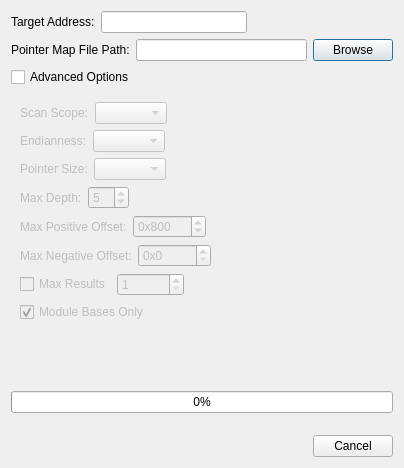
First picture: the form in GUI/Widgets/PointerScanSearch/Form/PointerScanSearchDialog.ui, repository korcankaraokcu/PINCE, before the edit.
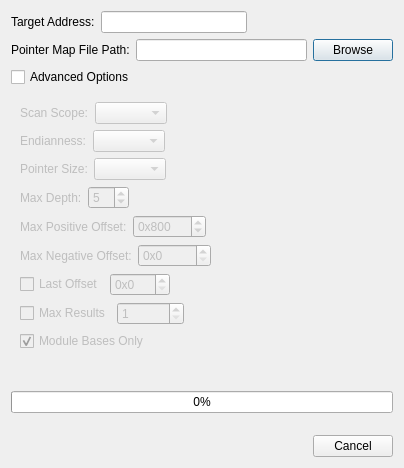
Second picture: the form after the edit.

Commit message: Add last offset option to pointer scanner

```diff
--- a/GUI/Widgets/PointerScanSearch/Form/PointerScanSearchDialog.ui
+++ b/GUI/Widgets/PointerScanSearch/Form/PointerScanSearchDialog.ui
@@ -338,6 +338,49 @@
           </item>
          </layout>
         </item>
+        <item>
+         <layout class="QHBoxLayout" name="horizontalLayout_LastOffset">
+          <item>
+           <widget class="QCheckBox" name="checkBox_LastOffset">
+            <property name="text">
+             <string>Last Offset</string>
+            </property>
+            <property name="checked">
+             <bool>false</bool>
+            </property>
+           </widget>
+          </item>
+          <item>
+           <widget class="QSpinBox" name="spinBox_LastOffset">
+            <property name="prefix">
+             <string>0x</string>
+            </property>
+            <property name="maximum">
+             <number>2048</number>
+            </property>
+            <property name="singleStep">
+             <number>4</number>
+            </property>
+            <property name="displayIntegerBase">
+             <number>16</number>
+            </property>
+           </widget>
+          </item>
+          <item>
+           <spacer name="horizontalSpacer_LastOffset">
+            <property name="orientation">
+             <enum>Qt::Orientation::Horizontal</enum>
+            </property>
+            <property name="sizeHint" stdset="0">
+             <size>
+              <width>40</width>
+              <height>20</height>
+             </size>
+            </property>
+           </spacer>
+          </item>
+         </layout>
+        </item>
         <item>
          <layout class="QHBoxLayout" name="horizontalLayout_MaxResults">
           <item>
```
The commit also changes 4 other files.
